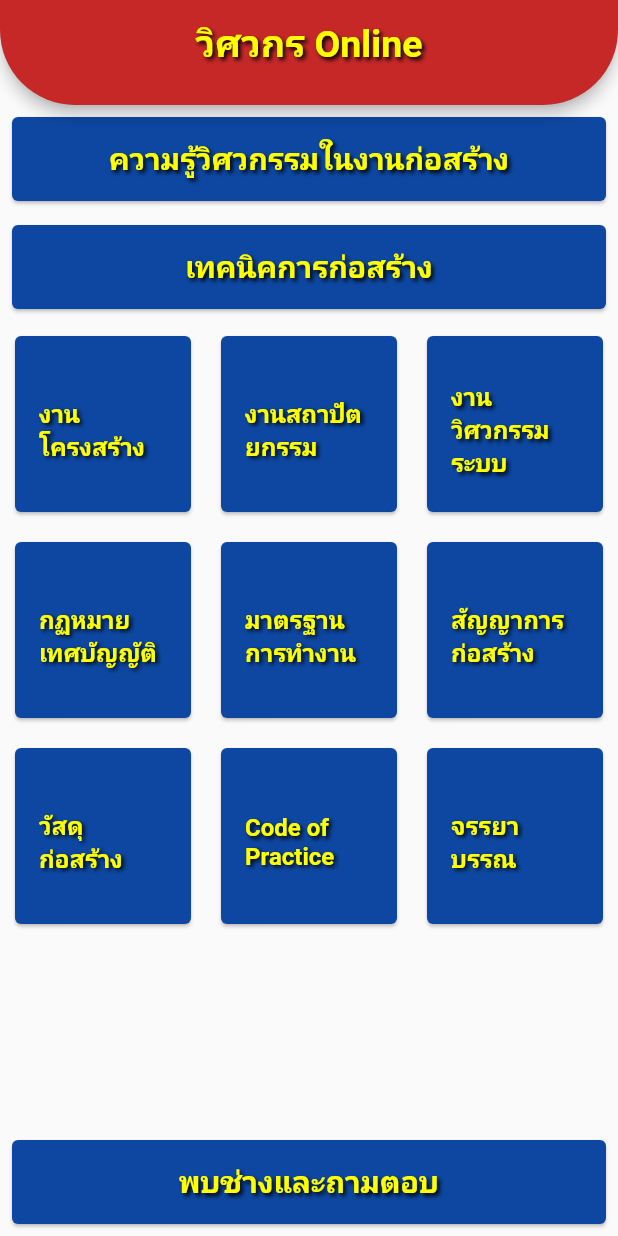
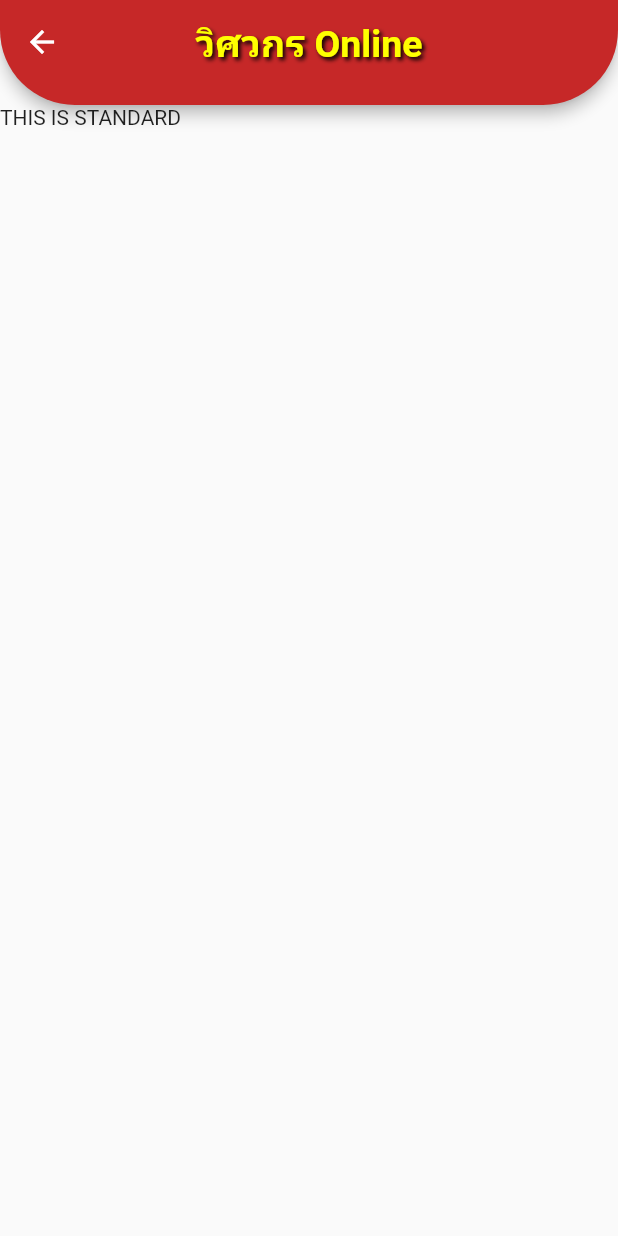
Before and after one commit to Nat-Dev/engineeronline, a Flutter app: the screen it shows after launch, after a tap on "มาตรฐานการทำงาน", on a phone screen of 412 x 824 dp. Run offline on Flutter 3.47's test engine with Material 2 defaults, Android fonts, the phone set to English and light mode, and no system bars.

Commit message:
add standard page

```diff
--- a/lib/screens/home.dart
+++ b/lib/screens/home.dart
@@ -1,5 +1,6 @@
 import 'package:engineeronline/screens/contact.dart';
 import 'package:engineeronline/screens/general.dart';
+import 'package:engineeronline/screens/standard.dart';
 import 'package:engineeronline/screens/technique.dart';
 import 'package:engineeronline/screens/structure.dart';
 import 'package:engineeronline/screens/architecture.dart';
@@ -135,6 +136,10 @@ class _HomeState extends State<Home> {
               MaterialPageRoute materialPageRoute = MaterialPageRoute(
                   builder: (BuildContext context) => Legislation());
               Navigator.of(context).push(materialPageRoute);
+            } else if (str == "มาตรฐานการทำงาน") {
+              MaterialPageRoute materialPageRoute = MaterialPageRoute(
+                  builder: (BuildContext context) => Standard());
+              Navigator.of(context).push(materialPageRoute);
             }
           },
           title: Center(
--- /dev/null
+++ b/lib/screens/standard.dart
@@ -0,0 +1,41 @@
+import 'package:flutter/material.dart';
+
+class Standard extends StatefulWidget {
+  @override
+  _StandardState createState() => _StandardState();
+}
+
+class _StandardState extends State<Standard> {
+  @override
+  Widget build(BuildContext context) {
+    return Scaffold(
+      appBar: PreferredSize(
+        preferredSize: Size.fromHeight(70),
+        child: AppBar(
+          centerTitle: true,
+          title: Text(
+            "วิศวกร Online",
+            style: TextStyle(
+                fontWeight: FontWeight.bold,
+                fontSize: 25,
+                color: Colors.yellowAccent,
+                shadows: [
+                  Shadow(
+                    offset: Offset(1.75, 1.75),
+                    blurRadius: 3.0,
+                    color: Color.fromARGB(255, 0, 0, 0),
+                  )
+                ]),
+          ),
+          backgroundColor: Colors.red.shade800,
+          shape: RoundedRectangleBorder(
+              borderRadius: BorderRadius.only(
+            bottomRight: Radius.circular(50),
+            bottomLeft: Radius.circular(50),
+          )),
+        ),
+      ),
+      body: Text("THIS IS STANDARD"),
+    );
+  }
+}
```
